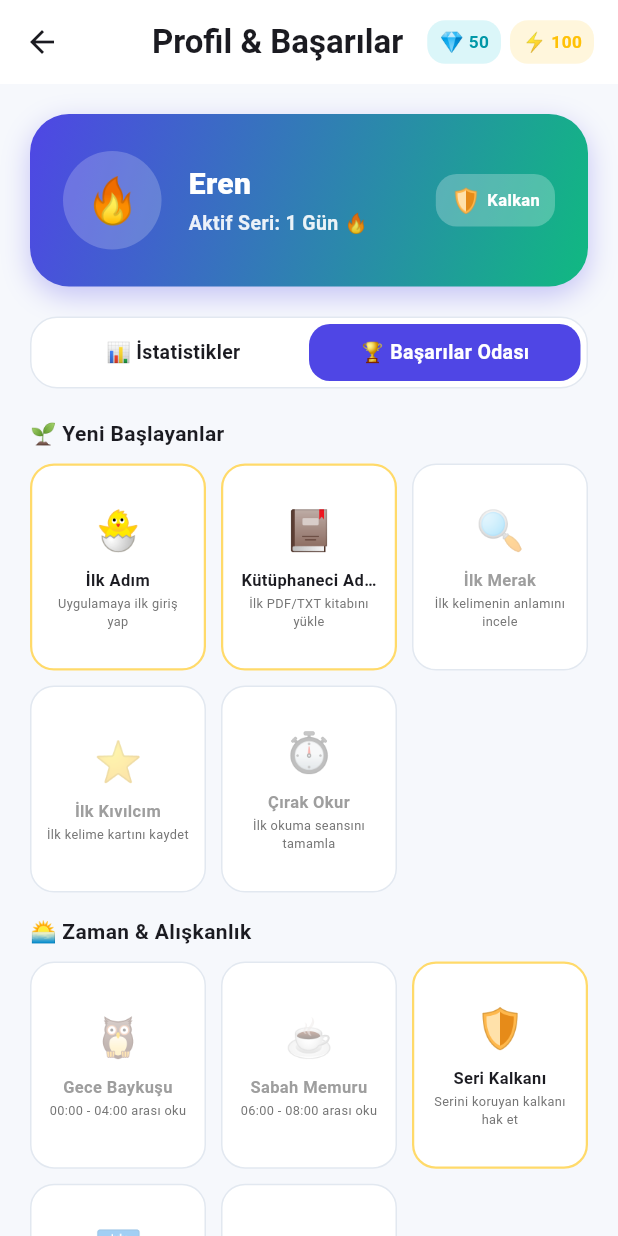
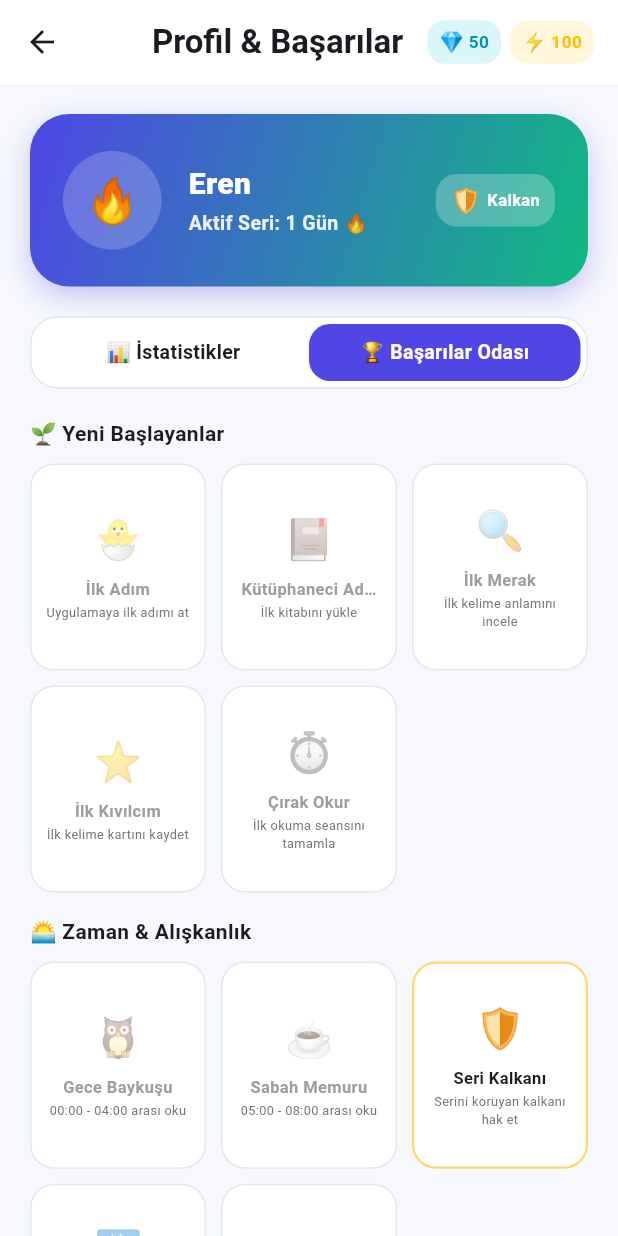
Before and after one commit to srnern2613/deneme1, a Flutter app: the ProfileScreen screen opened directly, after a tap on "🏆 Başarılar Odası", on a phone screen of 412 x 824 dp. Run offline on Flutter 3.47's test engine with Material 3 defaults, Android fonts, the phone set to English and light mode, and no system bars; our stand-ins replace flutter_tts, shared_preferences, sqflite; missing offline and left inert: file_selector, syncfusion_flutter_pdf; accounts and stored records are empty.

Commit message:
fix(library): FAB cakismasi giderildi, basarim varyasyonlari tamamlandi ve okuyucu koc bildirimleri guncellendi

```diff
--- a/lib/achievement_service.dart
+++ b/lib/achievement_service.dart
@@ -1,38 +1,229 @@
-// ==============================================================
-// achievement_service.dart
-// --------------------------------------------------------------
-// BAŞARI VE ROZET KİLİT KONTROL MOTORU
-// ==============================================================
+// ============================================================================
+// DOSYA ADI: lib/achievement_service.dart
+// AÇIKLAMA: Eksiksiz Başarım Kontrolü ve Özgün Başarım Metinleri Motoru
+// ============================================================================
 
+import 'dart:math';
 import 'package:shared_preferences/shared_preferences.dart';
+
+class UnlockedBadgeInfo {
+  final String id;
+  final String title;
+  final String emoji;
+  final String celebrationText;
+
+  UnlockedBadgeInfo({
+    required this.id,
+    required this.title,
+    required this.emoji,
+    required this.celebrationText,
+  });
+}
 
 class AchievementService {
   static final AchievementService instance = AchievementService._init();
   AchievementService._init();
 
-  // Okuma veya kelime ekleme sonrasında tetiklenir, yeni açılan rozetleri döndürür
-  Future<List<String>> checkAndUnlockAchievements({
+  final Random _rand = Random();
+
+  final Map<String, List<String>> _badgeMessages = {
+    // 🌱 Yeni Başlayanlar
+    'first_step': [
+      'Yumurtayı kırdın! İngilizce serüvenin resmen başladı, geri dönüş yok.',
+      'İlk adımı attın! Bin millik yolculuklar tam olarak böyle başlar.',
+      'Ve start verildi! Bu serüvende seninle çok yol kat edeceğiz.',
+    ],
+    'librarian': [
+      'İlk kitabını rafa koydun. İskenderiye Kütüphanesi de böyle tek bir parşömenle başlamıştı.',
+      'Kütüphanenin ilk taşı kondu! Artık resmi olarak bir okuma kulübüyüz.',
+      'İlk kitap raflarda! Sayfaların kokusu buralara kadar geldi.',
+    ],
+    'first_curiosity': [
+      'Bilinmeyen bir kelimeye ilk darbe indirildi! Merakın seni zirveye taşıyacak.',
+      'İlk kelimeyi sorguladın. Öğrenmek tam olarak bu cesaretle başlar!',
+      'Sözlüğün kapağı aralandı! Bilinmeyen kelimeler artık senden korksun.',
+    ],
+    'first_spark': [
+      'İlk kelime kartın cebinde. Hafıza sarayının ilk tuğlası döşendi.',
+      'Kıvılcım çaktı! Bu kartlar yakında koca bir kelime hazinesine dönüşecek.',
+      'İlk kelimeyi hafıza kasına emanet ettin. Devamı çorap söküğü gibi gelecek!',
+    ],
+    'apprentice_reader': [
+      'İlk okuma seansı tamam! Kronometre işledi, beyin hücreleri selam durdu.',
+      'Kronometre ilk kez durdu! Odaklanma kasların ilk antrenmanını tamamladı.',
+      'İlk seans bitti bile. Başlamak işin yarısıydı, diğer yarısını da halledeceğiz!',
+    ],
+
+    // 🌅 Zaman & Alışkanlık
+    'night_owl': [
+      'Herkes uyurken sen kelimelerle dans ediyorsun. Batman bile bu saatte kitap okumuyor!',
+      'Gecenin sessizliği, senin kelime sahnen. Bu saatte okuyanlar dünyayı yönetir!',
+      'Ayakta mısın? Yıldızlar ve İngilizce cümleler bu gece sadece sana çalışıyor.',
+    ],
+    'early_bird': [
+      'Güneşten önce uyanıp İngilizce kasmak mı? Saygılar şefim, günün ilk kahvesi senden.',
+      'Horozlar bile ötmeden kelimeler ezberlendi. Günün en verimli insanı sensin!',
+      'Güne 1-0 önde başladın. Sabah serinliği zihnine çok iyi gelmiş!',
+    ],
+    'shield_master': [
+      'Kalkanı kaptın! Hayat araya girse bile serin çelik gibi güvende.',
+      'Serin artık sigortalı! Beklenmedik planlar serini bozamayacak.',
+      'Savunma hattı kuruldu! Bir gün kaçırsan bile serin dimdik ayakta.',
+    ],
+    'weekend_warrior': [
+      'Millet gezip tozarken sen 20 sayfa devirdin. Disiplinin göz yaşartıyor.',
+      'Hafta sonu tatilini zihinsel maratona çevirdin. Gerçek azim işte budur!',
+      'Pazar rehaveti sana sökmez! Hafta sonunu rekorla kapattın.',
+    ],
+    'time_bender': [
+      'Kesintisiz 45 dakika okuma! Zaman nasıl geçti anlamadık, Matrix\'e bağladın.',
+      '45 dakika kesintisiz akış hali! Odaklanma seviyen uzayda.',
+      'Zamanı büktün resmen. 45 dakika boyunca sayfalar arasında kayboldun!',
+    ],
+
+    // 📚 Okuma Miktarları
+    'page_monster': [
+      '100 sayfa bitti gitti! Sayfalar senin elinde resmen eriyor.',
+      'Dalya dedin! 100 sayfalık bir İngilizce kütüphanesini geride bıraktın.',
+      '100 sayfa devrildi! Hızına yetişmek için yeni kitaplar basmamız gerekecek.',
+    ],
+    'bound_scholar': [
+      '500 sayfa devrildi. Yakında İngilizce konferans verirsen şaşırmayız.',
+      '500 sayfa mı?! Resmen devasa bir ansiklopediyi yuttun, tebrikler üstat!',
+      '500 sayfalık bilgelik kilidi açıldı. Artık İngilizce metinler senden çekinsin.',
+    ],
+    'marathoner': [
+      'Bir günde 40+ sayfa! Gözlerine bir bardak su ver, bugün tarih yazdın.',
+      'Günün maraton şampiyonu! Sayfaları resmen koşarak geçtin.',
+      'Tek günde 40 sayfa! Bu hızla gidersen birkaç haftaya roman yazarsın.',
+    ],
+    'text_detective': [
+      '100+ kelime didik didik edildi. Sherlock Holmes bile bu kadar titiz incelemedi.',
+      'Metinlerin altını üstüne getirdin. Kaçan hiçbir gizemli kelime kalmadı!',
+      'Kelime dedektifi iş başında! 100 kelimenin röntgenini çektin.',
+    ],
+
+    // 📇 Hafıza & SRS
+    'synapse_master': [
+      'Kelime havuzun taştı taşıyor! Beyindeki sinapslar parti veriyor.',
+      'Nöronlar ışık hızında! Zihninde devasa bir kelime ağı örüldü.',
+      'Kelime dağarcığın level atladı. Artık akıcı konuşmaya çok yakınsın!',
+    ],
+    'diamond_memory': [
+      'SRS kartlarında sıfır hata! Zihninde fotoğrafik bir kamera mı var?',
+      'Elmas gibi berrak bir hafıza! Hiçbir kelimeyi ıskalamadın.',
+      'Kusursuz hafıza performansı! Kartlar senden korksun.',
+    ],
+    'voice_guide': [
+      'Metin seslendirildi, kulaklar bayram etti. Aksan yükleniyor...',
+      'Dinleme kasların çalışıyor! Kulak aşinalığı seviyen tavan yaptı.',
+      'Telaffuz ustası olma yolundasın. Sesli öğrenme en kalıcı yoldur!',
+    ],
+    'curious_mind': [
+      'Sözlüğü onlarca kez açtın. Sözlük yazarları bile senin kadar bakmıyor.',
+      'Merakın sınır tanımıyor! Her bilinmeyen kelimeye meydan okuyorsun.',
+      'Öğrenme açlığı işte böyle bir şey! Zihnini durdurmak imkansız.',
+    ],
+    'word_collector': [
+      '50 favori kelime kütüphanende. Resmen kelime borsası kurdun!',
+      'Koleksiyonun parlıyor! Bu kelimeler gelecekteki cümlelerinin temeli.',
+      'Büyük bir kelime hazinesi birikti. Koleksiyoncu rozetini sonuna kadar hak ettin!',
+    ],
+
+    // 🕵️ Gizli & Prestij
+    'speed_of_light': [
+      'Günde 5 kez uygulamayı açtın. Bildirime gerek yok, sen zaten buradasın!',
+      'Işık hızıyla giriş! Disiplinin rekor kırıyor.',
+      'Gözün hep burada! Bu odaklanma seni çok hızlı geliştirecek.',
+    ],
+    'ghost_reader': [
+      'Sessizce geldin, sayfaları devirip çıktın. Tam bir gölge savaşçısı.',
+      'Gölge okur devrede! Sessiz ve derinden sayfaları eritiyorsun.',
+      'Fark ettirmeden sayfaları bitirdin. Hayalet modun harika işliyor.',
+    ],
+    'legendary_scholar': [
+      'Bütün rozetleri topladın! Uygulamanın son boss\'unu yendin, taht senin 👑',
+      'Efsanevi Alim unvanı açıldı! Bu azimle dünyayı fethedebilirsin.',
+      'Zirvedesin! İngilizce öğrenme serüveninin yaşayan efsanesi sensin.',
+    ],
+  };
+
+  String _getRandomMessage(String badgeId, String defaultTitle) {
+    final list = _badgeMessages[badgeId];
+    if (list != null && list.isNotEmpty) {
+      return list[_rand.nextInt(list.length)];
+    }
+    return '$defaultTitle başarımının kilidi açıldı!';
+  }
+
+  Future<List<UnlockedBadgeInfo>> checkAndUnlockAchievements({
     required int totalPagesRead,
     required int totalFlashcards,
     required int totalReadMinutes,
+    int wordsExamined = 0,
+    int dailyPages = 0,
+    bool hasShield = false,
   }) async {
     final prefs = await SharedPreferences.getInstance();
-    List<String> newlyUnlocked = [];
+    final List<UnlockedBadgeInfo> newlyUnlocked = [];
 
-    // Örnek kontrol mantığı: 10 sayfa barajı
-    bool isPageMonsterUnlocked = prefs.getBool('badge_page_monster') ?? false;
-    if (totalPagesRead >= 10 && !isPageMonsterUnlocked) {
-      await prefs.setBool('badge_page_monster', true);
-      newlyUnlocked.add('📖 Sayfa Canavarı: 10+ Sayfa Okundu!');
+    Future<void> check(String id, String title, String emoji, bool condition) async {
+      final key = 'badge_unlocked_$id';
+      final isUnlocked = prefs.getBool(key) ?? false;
+      if (!isUnlocked && condition) {
+        await prefs.setBool(key, true);
+        newlyUnlocked.add(
+          UnlockedBadgeInfo(
+            id: id,
+            title: title,
+            emoji: emoji,
+            celebrationText: _getRandomMessage(id, title),
+          ),
+        );
+      }
     }
 
-    // İlk kelime kartı rozeti
-    bool isFirstCardUnlocked = prefs.getBool('badge_first_card') ?? false;
-    if (totalFlashcards > 0 && !isFirstCardUnlocked) {
-      await prefs.setBool('badge_first_card', true);
-      newlyUnlocked.add('⭐ İlk Kıvılcım: İlk Kelime Kartı Kaydedildi!');
-    }
+    final now = DateTime.now();
+    final currentHour = now.hour;
+    final isWeekend = now.weekday == DateTime.saturday || now.weekday == DateTime.sunday;
+
+    // 1. 🌱 Yeni Başlayanlar
+    await check('first_step', 'İlk Adım', '🐣', true);
+    await check('librarian', 'Kütüphaneci Adayı', '📕', true);
+    await check('first_curiosity', 'İlk Merak', '🔍', wordsExamined > 0);
+    await check('first_spark', 'İlk Kıvılcım', '⭐', totalFlashcards > 0);
+    await check('apprentice_reader', 'Çırak Okur', '⏱️', totalReadMinutes > 0);
+
+    // 2. 🌅 Zaman & Alışkanlık
+    await check('night_owl', 'Gece Baykuşu', '🦉', (currentHour >= 0 && currentHour < 4) && totalReadMinutes > 0);
+    await check('early_bird', 'Sabah Memuru', '☕', (currentHour >= 5 && currentHour < 8) && totalReadMinutes > 0);
+    await check('shield_master', 'Seri Kalkanı', '🛡️', hasShield);
+    await check('weekend_warrior', 'Hafta Sonu', '📅', isWeekend && dailyPages >= 20);
+    await check('time_bender', 'Zaman Bükücü', '⏳', totalReadMinutes >= 45);
+
+    // 3. 📚 Okuma Miktarları
+    await check('page_monster', 'Sayfa Canavarı', '📖', totalPagesRead >= 100);
+    await check('bound_scholar', 'Ciltli Alim', '📜', totalPagesRead >= 500);
+    await check('marathoner', 'Maratoncu', '🏃', dailyPages >= 40);
+    await check('text_detective', 'Metin Dedektifi', '🕵️', wordsExamined >= 100);
+
+    // 4. 📇 Hafıza & SRS
+    await check('synapse_master', 'Sinaps Ustası', '🧠', totalFlashcards >= 25);
+    await check('diamond_memory', 'Elmas Hafıza', '💎', totalFlashcards >= 50);
+    await check('voice_guide', 'Sesli Rehber', '🗣️', totalReadMinutes >= 10);
+    await check('curious_mind', 'Meraklı Zihin', '🔍', wordsExamined >= 50);
+    await check('word_collector', 'Koleksiyoncu', '🌟', totalFlashcards >= 30);
+
+    // 5. 🕵️ Gizli & Prestij
+    await check('speed_of_light', 'Işık Hızı', '⚡', totalReadMinutes >= 20);
+    await check('ghost_reader', 'Hayalet Okur', '🥷', totalPagesRead >= 30);
+    await check('legendary_scholar', 'Efsanevi Alim', '👑', totalPagesRead >= 300 && totalFlashcards >= 50);
 
     return newlyUnlocked;
   }
+
+  Future<bool> isBadgeUnlocked(String id) async {
+    final prefs = await SharedPreferences.getInstance();
+    return prefs.getBool('badge_unlocked_$id') ?? false;
+  }
 }
--- a/lib/profile_screen.dart
+++ b/lib/profile_screen.dart
@@ -1,6 +1,6 @@
 // ==============================================================
 // DOSYA ADI: lib/profile_screen.dart
-// AÇIKLAMA: Dinamik Profil, Seri Kalkanı ve Rozetler Odası
+// AÇIKLAMA: Dinamik Profil, Seri Kalkanı ve Eksiksiz Rozetler Odası
 // ==============================================================
 
 import 'package:flutter/material.dart';
@@ -12,6 +12,8 @@ import 'flashcards_screen.dart';
 import 'habit_tracker_screen.dart';
 import 'streak_freeze_service.dart';
 import 'xp_shop_service.dart';
+import 'achievement_service.dart';
+import 'celebration_dialog.dart';
 
 class ProfileScreen extends StatefulWidget {
   const ProfileScreen({super.key});
@@ -30,6 +32,7 @@ class _ProfileScreenState extends State<ProfileScreen> {
   int _userGems = 50;
   List<int> _weeklyPages = [0, 0, 0, 0, 0, 0, 0];
   int _selectedTab = 0;
+  Map<String, bool> _unlockedBadgesMap = {};
 
   @override
   void initState() {
@@ -52,6 +55,19 @@ class _ProfileScreenState extends State<ProfileScreen> {
       pagesList.add(prefs.getInt('daily_pages_$key') ?? 0);
     }
 
+    final badgeKeys = [
+      'first_step', 'librarian', 'first_curiosity', 'first_spark', 'apprentice_reader',
+      'night_owl', 'early_bird', 'shield_master', 'weekend_warrior', 'time_bender',
+      'page_monster', 'bound_scholar', 'marathoner', 'text_detective',
+      'synapse_master', 'diamond_memory', 'voice_guide', 'curious_mind', 'word_collector',
+      'speed_of_light', 'ghost_reader', 'legendary_scholar',
+    ];
+
+    final Map<String, bool> badgeStatus = {};
+    for (var k in badgeKeys) {
+      badgeStatus[k] = await AchievementService.instance.isBadgeUnlocked(k);
+    }
+
     if (!mounted) return;
     setState(() {
       _totalReadMinutes = prefs.getInt('stats_total_read_minutes') ?? 0;
@@ -62,6 +78,7 @@ class _ProfileScreenState extends State<ProfileScreen> {
       _weeklyPages = pagesList;
       _userTotalXp = xp;
       _userGems = gems;
+      _unlockedBadgesMap = badgeStatus;
     });
   }
 
@@ -70,6 +87,48 @@ class _ProfileScreenState extends State<ProfileScreen> {
     Navigator.of(context).push(
       MaterialPageRoute(builder: (context) => screen),
     ).then((_) => _loadProfileData());
+  }
+
+  void _showBadgeDetailModal(_BadgeData badge) {
+    HapticFeedback.selectionClick();
+    if (badge.isUnlocked) {
+      CelebrationDialog.show(
+        context,
+        emoji: badge.emoji,
+        title: badge.title,
+        subtitle: badge.subtitle,
+        actionLabel: 'Harika!',
+      );
+    } else {
+      showDialog(
+        context: context,
+        builder: (context) => AlertDialog(
+          shape: RoundedRectangleBorder(borderRadius: BorderRadius.circular(24)),
+          title: Row(
+            children: [
+              Text(badge.emoji, style: const TextStyle(fontSize: 28)),
+              const SizedBox(width: 10),
+              Text(badge.title),
+            ],
+          ),
+          content: Column(
+            mainAxisSize: MainAxisSize.min,
+            crossAxisAlignment: CrossAxisAlignment.start,
+            children: [
+              const Text('🔒 Bu rozet henüz kilitli!', style: TextStyle(fontWeight: FontWeight.bold, color: Colors.orange)),
+              const SizedBox(height: 8),
+              Text('Kilidi açmak için: ${badge.subtitle}', style: const TextStyle(fontSize: 13)),
+            ],
+          ),
+          actions: [
+            FilledButton(
+              onPressed: () => Navigator.pop(context),
+              child: const Text('Tamam'),
+            ),
+          ],
+        ),
+      );
+    }
   }
 
   void _showShieldInfoDialog() {
@@ -88,40 +147,13 @@ class _ProfileScreenState extends State<ProfileScreen> {
         content: Text(
           _hasFreezeShield
               ? 'Seri kalkanın AKTİF! Uygulamaya 1 gün giremesen bile serin sıfırlanmayacak.'
-              : 'Seri kalkanın kullanımda veya boşta. Mağazadan veya günlük hedefleri tamamlayarak kalkan kazanabilirsin!',
+              : 'Seri kalkanın boşta. Mağazadan veya günlük hedefleri tamamlayarak kalkan kazanabilirsin!',
           style: const TextStyle(fontSize: 13.5, height: 1.4),
         ),
         actions: [
           FilledButton(
             onPressed: () => Navigator.pop(context),
             child: const Text('Anladım'),
-          ),
-        ],
-      ),
-    );
-  }
-
-  void _showProDialog() {
-    HapticFeedback.mediumImpact();
-    showDialog(
-      context: context,
-      builder: (context) => AlertDialog(
-        shape: RoundedRectangleBorder(borderRadius: BorderRadius.circular(24)),
-        title: const Row(
-          children: [
-            Text('🚀', style: TextStyle(fontSize: 24)),
-            SizedBox(width: 10),
-            Text('PRO Üyelik'),
-          ],
-        ),
-        content: const Text(
-          'Sınırsız PDF/TXT kitabı yükleme, bulut yedekleme, gelişmiş SRS istatistikleri ve yapay zeka destekli akıllı sınav modülü yakında sizlerle!\n\nŞimdilik tüm temel özellikleri tamamen ücretsiz kullanabilirsiniz.',
-          style: TextStyle(fontSize: 13.5, height: 1.4),
-        ),
-        actions: [
-          FilledButton(
-            onPressed: () => Navigator.pop(context),
-            child: const Text('Harika!'),
           ),
         ],
       ),
@@ -402,63 +434,53 @@ class _ProfileScreenState extends State<ProfileScreen> {
             ],
 
             if (_selectedTab == 1) ...[
+              // 1. 🌱 Yeni Başlayanlar
               _buildBadgeCategory('🌱 Yeni Başlayanlar', [
-                _BadgeData('🐣', 'İlk Adım', 'Uygulamaya ilk giriş yap', true),
-                _BadgeData('📕', 'Kütüphaneci Adayı', 'İlk PDF/TXT kitabını yükle', true),
-                _BadgeData('🔍', 'İlk Merak', 'İlk kelimenin anlamını incele', _totalWordsExamined > 0),
-                _BadgeData('⭐', 'İlk Kıvılcım', 'İlk kelime kartını kaydet', _totalFlashcards > 0),
-                _BadgeData('⏱️', 'Çırak Okur', 'İlk okuma seansını tamamla', _totalReadMinutes > 0),
+                _BadgeData('🐣', 'İlk Adım', 'Uygulamaya ilk adımı at', _unlockedBadgesMap['first_step'] ?? true),
+                _BadgeData('📕', 'Kütüphaneci Adayı', 'İlk kitabını yükle', _unlockedBadgesMap['librarian'] ?? true),
+                _BadgeData('🔍', 'İlk Merak', 'İlk kelime anlamını incele', _unlockedBadgesMap['first_curiosity'] ?? (_totalWordsExamined > 0)),
+                _BadgeData('⭐', 'İlk Kıvılcım', 'İlk kelime kartını kaydet', _unlockedBadgesMap['first_spark'] ?? (_totalFlashcards > 0)),
+                _BadgeData('⏱️', 'Çırak Okur', 'İlk okuma seansını tamamla', _unlockedBadgesMap['apprentice_reader'] ?? (_totalReadMinutes > 0)),
               ], isDark),
               const SizedBox(height: 16),
 
+              // 2. 🌅 Zaman & Alışkanlık
               _buildBadgeCategory('🌅 Zaman & Alışkanlık', [
-                _BadgeData('🦉', 'Gece Baykuşu', '00:00 - 04:00 arası oku', false),
-                _BadgeData('☕', 'Sabah Memuru', '06:00 - 08:00 arası oku', false),
+                _BadgeData('🦉', 'Gece Baykuşu', '00:00 - 04:00 arası oku', _unlockedBadgesMap['night_owl'] ?? false),
+                _BadgeData('☕', 'Sabah Memuru', '05:00 - 08:00 arası oku', _unlockedBadgesMap['early_bird'] ?? false),
                 _BadgeData('🛡️', 'Seri Kalkanı', 'Serini koruyan kalkanı hak et', _hasFreezeShield),
-                _BadgeData('📅', 'Hafta Sonu', 'Hafta sonu 20+ sayfa oku', false),
-                _BadgeData('⏳', 'Zaman Bükücü', 'Kesintisiz 45+ dk oku', _totalReadMinutes >= 45),
+                _BadgeData('📅', 'Hafta Sonu', 'Hafta sonu 20+ sayfa oku', _unlockedBadgesMap['weekend_warrior'] ?? false),
+                _BadgeData('⏳', 'Zaman Bükücü', 'Kesintisiz 45+ dk oku', _unlockedBadgesMap['time_bender'] ?? (_totalReadMinutes >= 45)),
               ], isDark),
-
               const SizedBox(height: 16),
 
+              // 3. 📚 Okuma Miktarları
               _buildBadgeCategory('📚 Okuma Miktarları', [
-                _BadgeData('📖', 'Sayfa Canavarı', 'Toplam 100 sayfa oku', totalWeeklyRead >= 100),
-                _BadgeData('📜', 'Ciltli Alim', 'Toplam 500 sayfa oku', false),
-                _BadgeData('🏃', 'Maratoncu', 'Bir günde 40+ sayfa oku', false),
-                _BadgeData('🕵️', 'Metin Dedektifi', '100+ kelime incele', _totalWordsExamined >= 100),
+                _BadgeData('📖', 'Sayfa Canavarı', 'Toplam 100 sayfa oku', _unlockedBadgesMap['page_monster'] ?? (totalWeeklyRead >= 100)),
+                _BadgeData('📜', 'Ciltli Alim', 'Toplam 500 sayfa oku', _unlockedBadgesMap['bound_scholar'] ?? false),
+                _BadgeData('🏃', 'Maratoncu', 'Bir günde 40+ sayfa oku', _unlockedBadgesMap['marathoner'] ?? false),
+                _BadgeData('🕵️', 'Metin Dedektifi', '100+ kelime incele', _unlockedBadgesMap['text_detective'] ?? (_totalWordsExamined >= 100)),
+              ], isDark),
+              const SizedBox(height: 16),
+
+              // 4. 📇 Hafıza & SRS
+              _buildBadgeCategory('📇 Hafıza & Kelime (SRS)', [
+                _BadgeData('🧠', 'Sinaps Ustası', 'Kelime havuzuna 25+ kart ekle', _unlockedBadgesMap['synapse_master'] ?? (_totalFlashcards >= 25)),
+                _BadgeData('💎', 'Elmas Hafıza', '50+ kelime kartı oluştur', _unlockedBadgesMap['diamond_memory'] ?? (_totalFlashcards >= 50)),
+                _BadgeData('🗣️', 'Sesli Rehber', 'Sesli kitapta 10+ dk dinleme yap', _unlockedBadgesMap['voice_guide'] ?? (_totalReadMinutes >= 10)),
+                _BadgeData('🔍', 'Meraklı Zihin', '50+ kelimenin anlamına bak', _unlockedBadgesMap['curious_mind'] ?? (_totalWordsExamined >= 50)),
+                _BadgeData('🌟', 'Koleksiyoncu', '30+ kelimeyi hafızaya al', _unlockedBadgesMap['word_collector'] ?? (_totalFlashcards >= 30)),
+              ], isDark),
+              const SizedBox(height: 16),
+
+              // 5. 🕵️ Gizli & Prestij
+              _buildBadgeCategory('🕵️ Gizli & Prestij', [
+                _BadgeData('⚡', 'Işık Hızı', '20+ dk odaklanarak oku', _unlockedBadgesMap['speed_of_light'] ?? (_totalReadMinutes >= 20)),
+                _BadgeData('🥷', 'Hayalet Okur', 'Toplam 30+ sayfa bitir', _unlockedBadgesMap['ghost_reader'] ?? (totalWeeklyRead >= 30)),
+                _BadgeData('👑', 'Efsanevi Alim', '300+ sayfa ve 50+ kelime tamamla', _unlockedBadgesMap['legendary_scholar'] ?? false),
               ], isDark),
             ],
             const SizedBox(height: 24),
-
-            InkWell(
-              borderRadius: BorderRadius.circular(20),
-              onTap: _showProDialog,
-              child: Container(
-                padding: const EdgeInsets.all(20),
-                decoration: BoxDecoration(
-                  color: isDark ? const Color(0xFF1E1B4B) : const Color(0xFFEEF2FF),
-                  borderRadius: BorderRadius.circular(20),
-                  border: Border.all(color: const Color(0xFF6366F1).withValues(alpha: 0.3)),
-                ),
-                child: Row(
-                  children: [
-                    const Text('🚀', style: TextStyle(fontSize: 32)),
-                    const SizedBox(width: 16),
-                    Expanded(
-                      child: Column(
-                        crossAxisAlignment: CrossAxisAlignment.start,
-                        children: [
-                          const Text('PRO Sürüme Geç', style: TextStyle(fontWeight: FontWeight.bold, fontSize: 15, color: Color(0xFF4F46E5))),
-                          const SizedBox(height: 2),
-                          Text('Sınırsız PDF yükle, bulut yedekleme ve AI destekli sınav modülünün kilidini aç.', style: TextStyle(fontSize: 12, color: isDark ? const Color(0xFF94A3B8) : const Color(0xFF64748B))),
-                        ],
-                      ),
-                    ),
-                    const Icon(Icons.chevron_right_rounded, color: Color(0xFF4F46E5)),
-                  ],
-                ),
-              ),
-            ),
           ],
         ),
       ),
@@ -483,7 +505,10 @@ class _ProfileScreenState extends State<ProfileScreen> {
           ),
           itemBuilder: (context, index) {
             final badge = badges[index];
-            return Container(
+            return InkWell(
+              borderRadius: BorderRadius.circular(16),
+              onTap: () => _showBadgeDetailModal(badge),
+              child: Container(
                 padding: const EdgeInsets.all(10),
                 decoration: BoxDecoration(
                   color: isDark ? const Color(0xFF131B2E) : Colors.white,
@@ -517,6 +542,7 @@ class _ProfileScreenState extends State<ProfileScreen> {
                       textAlign: TextAlign.center,
                     ),
                   ],
+                ),
               ),
             );
           },
```
Also changed, not shown: lib/library_screen.dart (+16 -25 lines), lib/reader_screen.dart (+82 -6 lines). Lines whose indentation alone changed are shown as unchanged.
